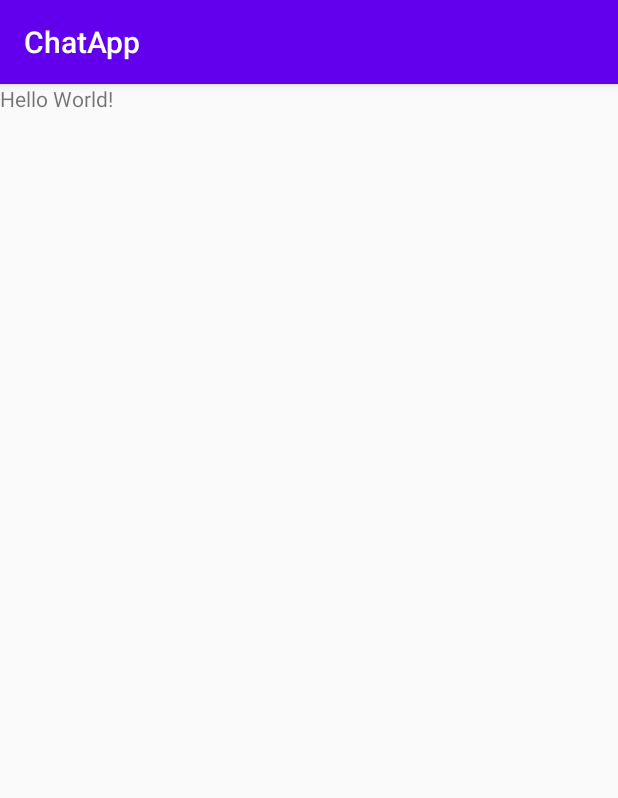
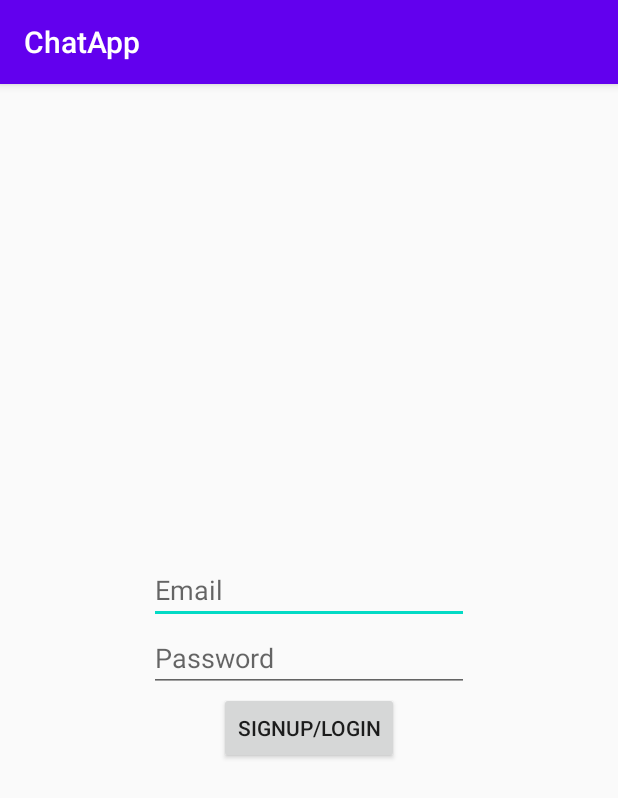
Before and after one commit to IronClad1607/ChatApp, an Android app: the screen it shows after launch (MainActivity), on a phone screen of 412 x 824 dp. Shown: the top 798 px of the screen. Run offline under Robolectric (Android 15) with nearby library versions, the phone set to English and light mode, and no system bars.

Commit message:
login Ui

```diff
--- a/app/src/main/res/layout/activity_main.xml
+++ b/app/src/main/res/layout/activity_main.xml
@@ -4,15 +4,30 @@
     xmlns:tools="http://schemas.android.com/tools"
     android:layout_width="match_parent"
     android:layout_height="match_parent"
+    android:gravity="center"
+    android:orientation="vertical"
     tools:context=".MainActivity">
 
-    <TextView
+    <EditText
+        android:id="@+id/etEmail"
         android:layout_width="wrap_content"
         android:layout_height="wrap_content"
-        android:text="Hello World!"
-        app:layout_constraintBottom_toBottomOf="parent"
-        app:layout_constraintLeft_toLeftOf="parent"
-        app:layout_constraintRight_toRightOf="parent"
-        app:layout_constraintTop_toTopOf="parent" />
+        android:ems="10"
+        android:hint="@string/email"
+        android:inputType="textEmailAddress" />
+
+    <EditText
+        android:id="@+id/etPassword"
+        android:layout_width="wrap_content"
+        android:layout_height="wrap_content"
+        android:ems="10"
+        android:hint="@string/password"
+        android:inputType="textPassword" />
+
+    <Button
+        android:id="@+id/btnLogin"
+        android:text="@string/signup_login"
+        android:layout_width="wrap_content"
+        android:layout_height="wrap_content"/>
 
 </LinearLayout>
--- a/app/src/main/res/values/strings.xml
+++ b/app/src/main/res/values/strings.xml
@@ -1,3 +1,6 @@
 <resources>
     <string name="app_name">ChatApp</string>
+    <string name="email">Email</string>
+    <string name="password">Password</string>
+    <string name="signup_login">Signup/Login</string>
 </resources>
```
